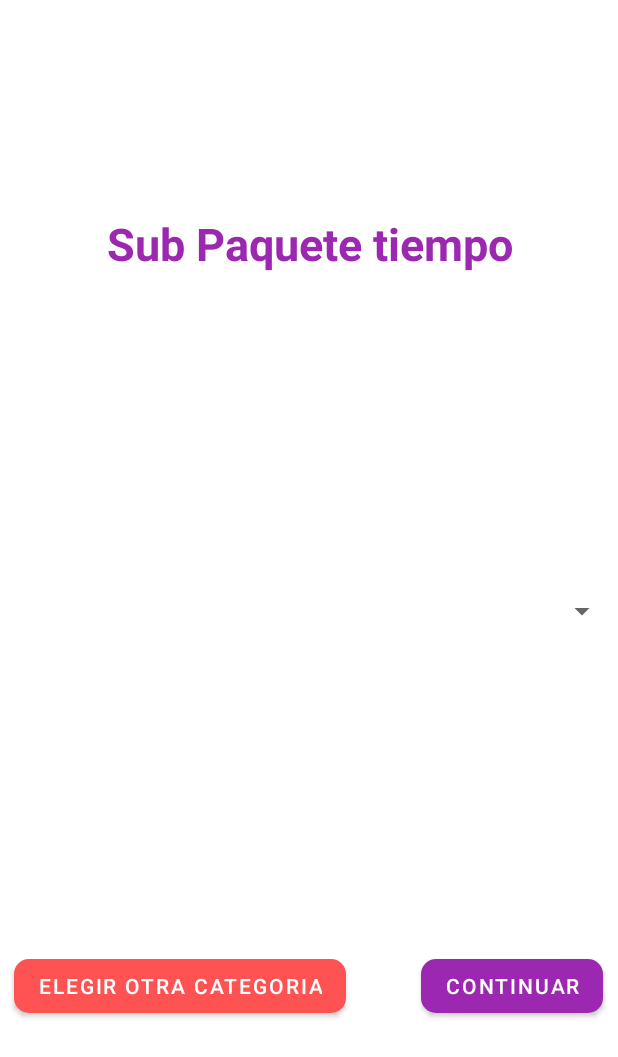
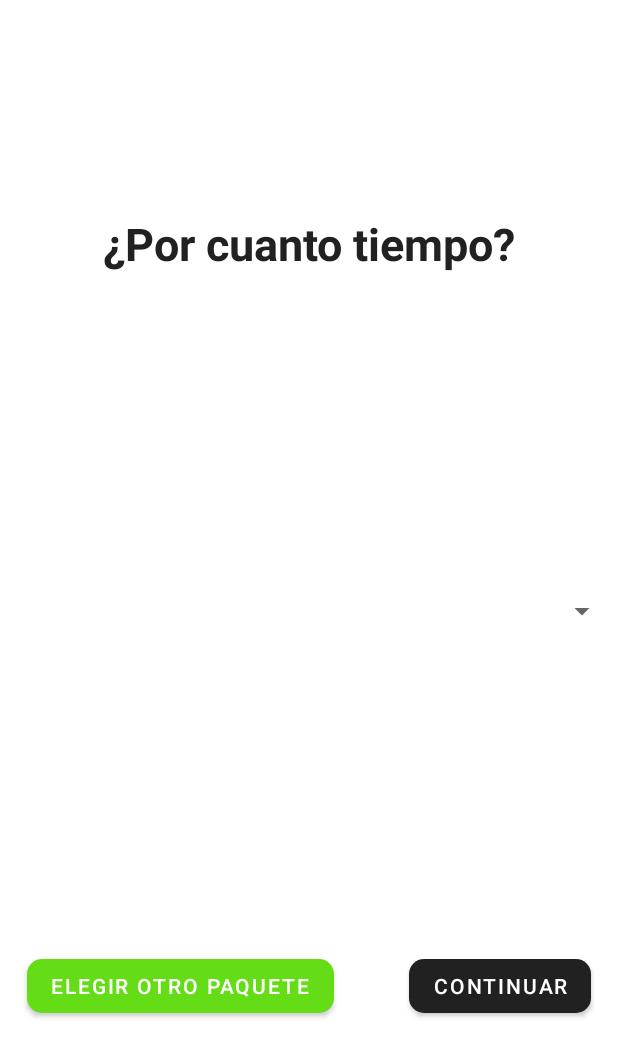
Before and after one commit to Macover/cotizadorApp, an Android app: the layout activity_sub_paquetes_tiempo.xml on its own in the app's theme, with its tools: preview values and no code run, on a phone screen of 412 x 824 dp. Shown: the top 1057 px of the screen. Run offline under Robolectric (Android 15) with nearby library versions, the phone set to English and light mode, and no system bars; Roboto replaces fonts that are not available here.

Commit message:
dede desktop

```diff
--- a/app/src/main/java/com/example/cotizadorapp/calculaTotalResumen.java
+++ b/app/src/main/java/com/example/cotizadorapp/calculaTotalResumen.java
@@ -28,6 +28,7 @@ public class calculaTotalResumen extends Activity {
 
         String nombreCategoria = datos.getString("nombreCategoria");
         String nombreSubCategoria = datos.getString("nombreSubPaquete");
+        String tiempoPaquete = datos.getString("tiempoPaquete");
         int precioSubPaquete = datos.getInt("precioSubPaquete");
 
         iva = (float) (precioSubPaquete * 0.16);
@@ -36,6 +37,7 @@ public class calculaTotalResumen extends Activity {
         resumenString = "Usted ah seleccionado la categoria de: " + nombreCategoria + "\n"+
                 "Nombre del paquete seleccionado: " + nombreSubCategoria+ "\n"+
                 "Precio del paquete: $"+precioSubPaquete+ "\n"+
+                "Duración: "+tiempoPaquete+ "\n"+
                 "IVA: $"+iva+ "\n"+
                 "Total: $"+total;
 
--- a/app/src/main/res/layout/activity_sub_paquetes_tiempo.xml
+++ b/app/src/main/res/layout/activity_sub_paquetes_tiempo.xml
@@ -20,7 +20,7 @@
             style="@style/customTitleTextView"
             android:layout_width="match_parent"
             android:layout_height="wrap_content"
-            android:text="Sub Paquete tiempo" />
+            android:text="¿Por cuanto tiempo?" />
     </LinearLayout>
 
     <LinearLayout
@@ -52,8 +52,8 @@
             android:layout_width="wrap_content"
             android:layout_height="wrap_content"
             android:layout_gravity="center_vertical"
-            android:text="Elegir otra categoria"
-            android:onClick="eligeOtraCategoria"/>
+            android:onClick="eligeOtroPaquete"
+            android:text="Elegir otro paquete" />
 
         <Space
             android:layout_width="50dp"
@@ -65,7 +65,7 @@
             android:layout_width="wrap_content"
             android:layout_height="wrap_content"
             android:layout_gravity="center_vertical"
-
+            android:onClick="continuaSubPaqueteTiempoSeleccionado"
             android:text="Continuar" />
     </LinearLayout>
 </LinearLayout>
--- a/app/src/main/res/layout/elige_sub_paquete.xml
+++ b/app/src/main/res/layout/elige_sub_paquete.xml
@@ -99,7 +99,7 @@
             android:layout_width="wrap_content"
             android:layout_height="wrap_content"
             android:layout_gravity="center_vertical"
-            android:onClick="continuaTiempoSeleccion"
+            android:onClick="continuaSubPaqueteSeleccionado"
             android:text="Continuar" />
     </LinearLayout>
 
--- a/app/src/main/res/values/colors.xml
+++ b/app/src/main/res/values/colors.xml
@@ -8,12 +8,12 @@
     <color name="black">#FF000000</color>
     <color name="white">#FFFFFFFF</color>
 
-    <color name="primary">#9C27B0</color>
-    <color name="primary_dark">#7B1FA2</color>
-    <color name="primary_light">#E1BEE7</color>
-    <color name="accent">#FF5252</color>
-    <color name="primary_text">#212121</color>
-    <color name="secondary_text">#757575</color>
+    <color name="primary">#212121</color>
+    <color name="primary_dark">#000000</color>
+    <color name="primary_light">#484848</color>
+    <color name="accent">#64dd17</color>
+    <color name="primary_text">#ffffff</color>
+    <color name="secondary_text">#000000</color>
     <color name="icons">#FFFFFF</color>
     <color name="divider">#BDBDBD</color>
 </resources>
```
Also changed, not shown: app/src/main/java/com/example/cotizadorapp/SubPaquetesControlador.java (+8 -5 lines), app/src/main/java/com/example/cotizadorapp/subPaquetesTiempo.java (+21 -7 lines).
